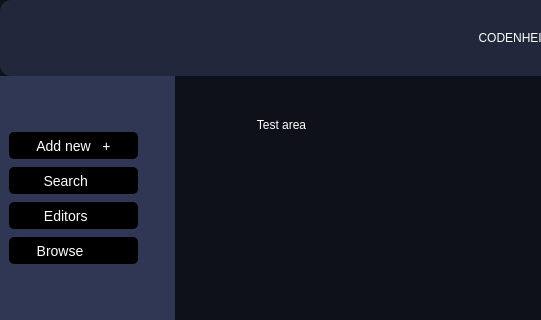
First picture: the form in mainwindow.ui, repository Deatrax/codenheimer, before the edit; both pictures show x 0 to 541 and y 0 to 320 of the 1041 by 683 pixel window.
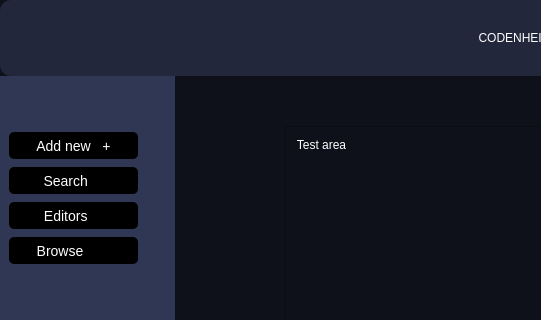
Second picture: the form after the edit.

Commit message: did some minor testing related changes

Diff of the .ui file:
```diff
--- a/mainwindow.ui
+++ b/mainwindow.ui
@@ -787,22 +787,41 @@
             <string>settings page</string>
            </property>
           </widget>
-          <widget class="QGroupBox" name="sandBox">
+          <widget class="QScrollArea" name="scrollArea">
            <property name="geometry">
             <rect>
-             <x>80</x>
-             <y>40</y>
-             <width>761</width>
-             <height>441</height>
+             <x>110</x>
+             <y>50</y>
+             <width>691</width>
+             <height>321</height>
             </rect>
            </property>
-           <property name="styleSheet">
-            <string notr="true"/>
+           <property name="widgetResizable">
+            <bool>true</bool>
            </property>
-           <property name="title">
-            <string>Test area</string>
-           </property>
-           <layout class="QVBoxLayout" name="verticalLayout_5"/>
+           <widget class="QWidget" name="scrollAreaWidgetContents">
+            <property name="geometry">
+             <rect>
+              <x>0</x>
+              <y>0</y>
+              <width>689</width>
+              <height>319</height>
+             </rect>
+            </property>
+            <layout class="QVBoxLayout" name="verticalLayout_6">
+             <item>
+              <widget class="QGroupBox" name="sandBox">
+               <property name="styleSheet">
+                <string notr="true"/>
+               </property>
+               <property name="title">
+                <string>Test area</string>
+               </property>
+               <layout class="QVBoxLayout" name="verticalLayout_5"/>
+              </widget>
+             </item>
+            </layout>
+           </widget>
           </widget>
          </widget>
         </widget>
```
The commit also changes 2 other files.
